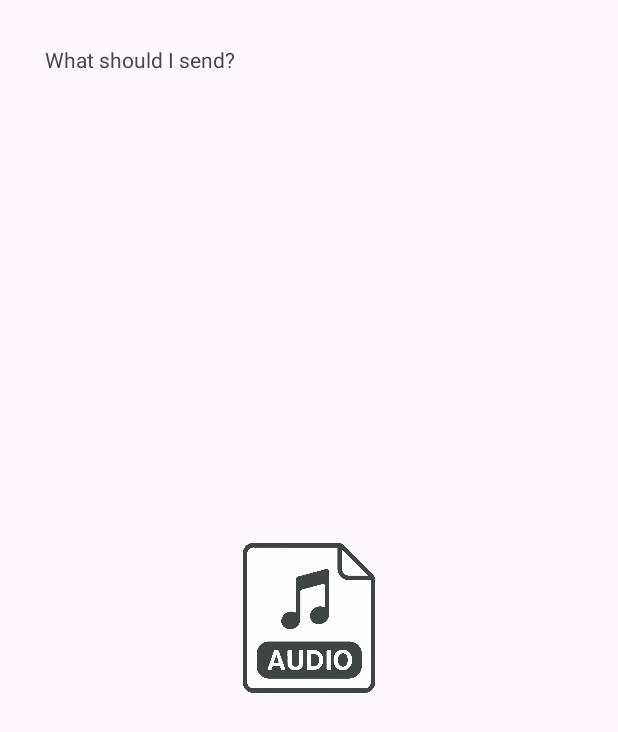
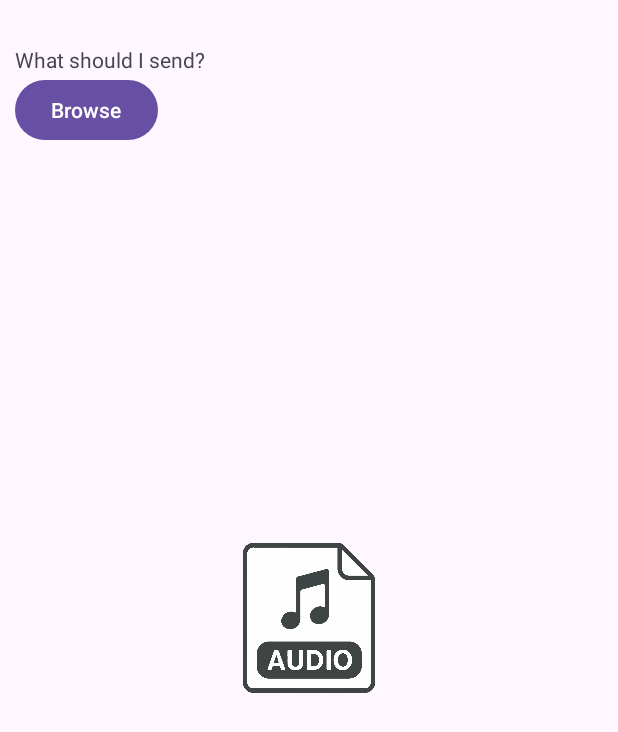
Before and after one commit to aaaa1597/BeamLink, an Android app: the layout fragment_main.xml on its own in the app's theme, with its tools: preview values and no code run, on a phone screen of 412 x 824 dp. Shown: the top 732 px of the screen. Run offline under Robolectric (Android 15) with nearby library versions, the phone set to English and light mode, and no system bars.

Commit message:
UIシンプル化

```diff
--- /dev/null
+++ b/app/src/main/res/drawable/btn_style.xml
@@ -0,0 +1,6 @@
+<?xml version="1.0" encoding="utf-8"?>
+<shape xmlns:android="http://schemas.android.com/apk/res/android"
+    android:shape="rectangle">
+    <solid android:color="#005533" />
+    <corners android:radius="50dp" />
+</shape>
--- a/app/src/main/res/layout/fragment_main.xml
+++ b/app/src/main/res/layout/fragment_main.xml
@@ -13,16 +13,19 @@
         android:layout_height="wrap_content"
         android:text="@string/what_should_I_send"
         android:layout_marginTop="30dp"
-        android:layout_marginStart="30dp"
+        android:layout_marginStart="10dp"
         app:layout_constraintTop_toTopOf="parent"
         app:layout_constraintStart_toStartOf="parent" />
 
-    <ListView
-        android:id="@+id/ltv_mime"
-        android:layout_marginTop="30dp"
-        android:layout_width="match_parent"
+    <Button
+        android:id="@+id/btnChooser"
+        android:layout_width="wrap_content"
         android:layout_height="wrap_content"
-        app:layout_constraintTop_toBottomOf="@id/txt_what" />
+        android:text="@string/btn_browse"
+        android:layout_marginStart="10dp"
+        android:clickable="true"
+        app:layout_constraintTop_toBottomOf="@id/txt_what"
+        app:layout_constraintStart_toStartOf="parent" />
 
     <ImageView
         android:id="@+id/imv_tmp"
--- a/app/src/main/res/values/colors.xml
+++ b/app/src/main/res/values/colors.xml
@@ -2,4 +2,5 @@
 <resources>
     <color name="black">#FF000000</color>
     <color name="white">#FFFFFFFF</color>
+    <color name="ripple_pink">#bbff00ff</color>
 </resources>
--- a/app/src/main/res/values/strings.xml
+++ b/app/src/main/res/values/strings.xml
@@ -9,4 +9,5 @@
     <string name="field_3_audio">Audio</string>
     <string name="field_4_document">Document</string>
     <string name="field_5_all">All</string>
+    <string name="btn_browse">Browse</string>
 </resources>
```
Also changed, not shown: app/src/main/java/com/tks/beamlink/MainFragment.kt (+12 -40 lines), 1 other file.
